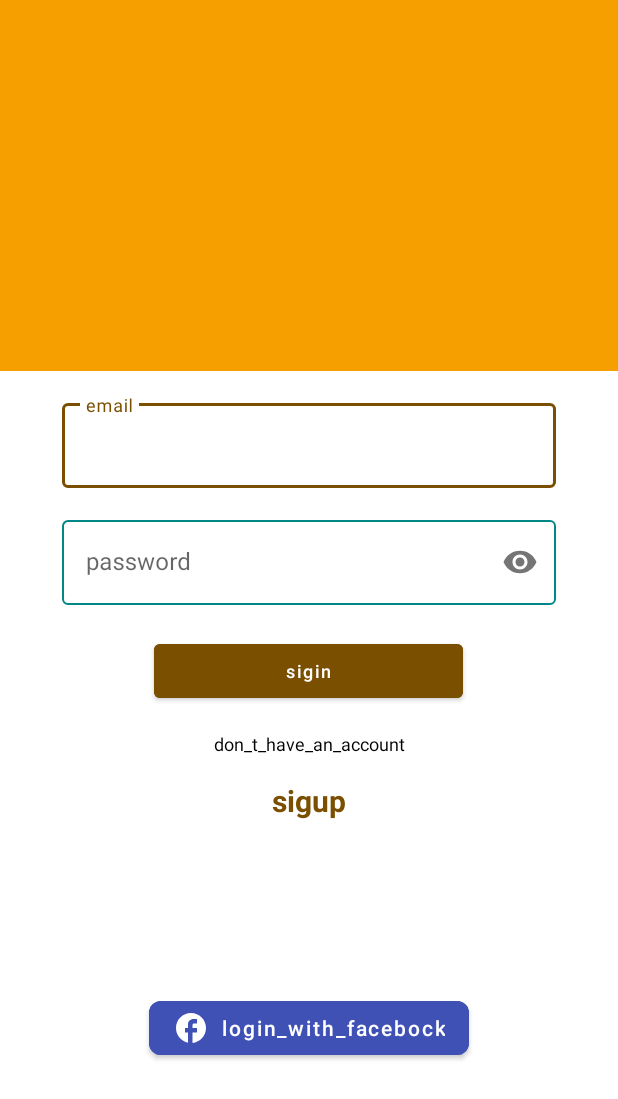
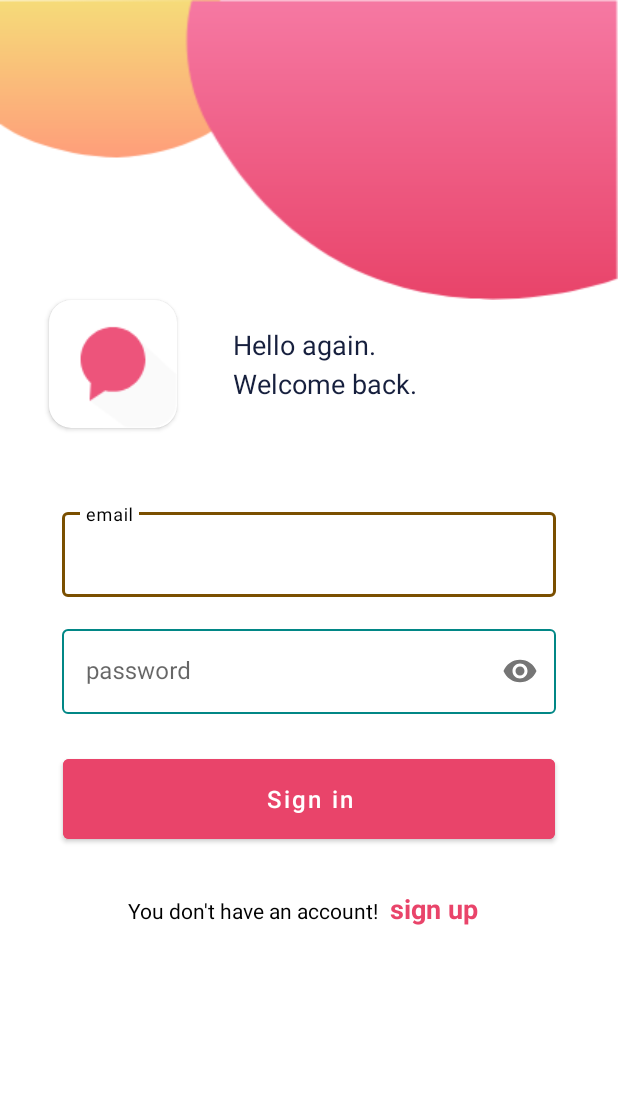
Before and after one commit to Ibrahim-Mushtaha/Video_Calling_jitsi, an Android app: the screen it shows after launch (MainActivity), on a phone screen of 412 x 824 dp. Shown: the top 1099 px of the screen. Run offline under Robolectric (Android 15) with nearby library versions, the phone set to English and light mode, and no system bars; our stand-ins replace Firebase (no records; nobody signed in at launch, a user with empty details on screens opened directly), data binding, navigation-ui.

Commit message:
update login ui

```diff
--- a/app/src/main/java/com/ix/ibrahim7/videocall/ui/fragment/SigInFragment.kt
+++ b/app/src/main/java/com/ix/ibrahim7/videocall/ui/fragment/SigInFragment.kt
@@ -1,6 +1,7 @@
 package com.ix.ibrahim7.videocall.ui.fragment
 
 import android.os.Bundle
+import android.text.TextUtils
 import android.view.LayoutInflater
 import android.view.View
 import android.view.ViewGroup
@@ -21,10 +22,7 @@ class SigInFragment : Fragment() {
     private lateinit var mBinding: FragmentSignInBinding
 
     private val viewModel by lazy {
-        ViewModelProvider(
-            requireActivity(),
-            ViewModelProvider.AndroidViewModelFactory.getInstance(requireActivity().application)
-        )[SignInAuthViewModel::class.java]
+        ViewModelProvider(this)[SignInAuthViewModel::class.java]
     }
 
 
@@ -33,9 +31,9 @@ class SigInFragment : Fragment() {
         container: ViewGroup?,
         savedInstanceState: Bundle?
     ): View {
-        mBinding = FragmentSignInBinding.inflate(inflater, container, false)
-            .apply { executePendingBindings() }
-
+        mBinding = FragmentSignInBinding.inflate(inflater, container, false).apply {
+            executePendingBindings()
+        }
         return mBinding.root
     }
 
@@ -43,21 +41,44 @@ class SigInFragment : Fragment() {
     override fun onViewCreated(view: View, savedInstanceState: Bundle?) {
         super.onViewCreated(view, savedInstanceState)
 
+        mBinding.apply {
 
-        mBinding.btnSignUp.setOnClickListener {
+           btnSignUp.setOnClickListener {
                 findNavController().navigate(
                     R.id.action_sigInFragment_to_signUpFragment
                 )
             }
             mBinding.btnSinIn.setOnClickListener {
-            val email = mBinding.txtEmail.text.toString()
-            val password = mBinding.txtPassword.text.toString()
+                val email = txtEmail.text.toString()
+                val password = txtPassword.text.toString()
+                when {
+                    TextUtils.isEmpty(txtEmail.text!!.toString()) -> {
+                        txtEmail.error =
+                            "Required field"
+                        txtEmail.requestFocus()
+                        return@setOnClickListener
+                    }
+                    TextUtils.isEmpty(txtPassword.text!!.toString()) -> {
+                        txtPassword.error =
+                            "Required field"
+                        txtPassword.requestFocus()
+                        return@setOnClickListener
+                    }
+                    else -> {
                         showDialog(requireActivity())
 
-            viewModel.signInWithEmailAndPassword(requireContext(),email = email, password = password)
+                        viewModel.signInWithEmailAndPassword(
+                            requireContext(),
+                            email = email,
+                            password = password
+                        )
+
+                    }
+                }
 
             }
 
+        }
         viewModel.getSignIn().observe(viewLifecycleOwner,Observer<Boolean>{
 
             val isSignI =
--- a/app/src/main/res/layout/fragment_sign_in.xml
+++ b/app/src/main/res/layout/fragment_sign_in.xml
@@ -9,30 +9,73 @@
 
     <androidx.constraintlayout.widget.ConstraintLayout
         android:layout_width="match_parent"
-        android:layout_height="match_parent">
+        android:layout_height="match_parent"
+        android:background="@color/white">
 
-        <View
+        <ImageView
             android:id="@+id/view"
             android:layout_width="match_parent"
             android:layout_height="0dp"
-            android:background="@color/colorOrange"
+            android:background="@drawable/ic_header"
+            android:scaleType="fitXY"
             app:layout_constraintEnd_toEndOf="parent"
-            app:layout_constraintHeight_percent="0.3"
             app:layout_constraintStart_toStartOf="parent"
             app:layout_constraintTop_toTopOf="parent" />
+
+
+        <androidx.cardview.widget.CardView
+            android:id="@+id/cardView"
+            android:layout_width="wrap_content"
+            android:layout_height="wrap_content"
+            android:background="@color/white"
+            android:backgroundTint="@color/white"
+            android:elevation="8dp"
+            app:cardCornerRadius="15sp"
+            app:layout_constraintEnd_toEndOf="parent"
+            app:layout_constraintHorizontal_bias="0.1"
+            app:layout_constraintStart_toStartOf="parent"
+            app:layout_constraintTop_toBottomOf="@+id/view">
+
+            <ImageView
+                android:layout_width="wrap_content"
+                android:layout_height="wrap_content"
+                android:adjustViewBounds="true"
+                android:src="@drawable/ic_blob"
+                app:layout_constraintBottom_toBottomOf="@+id/view"
+                app:layout_constraintEnd_toEndOf="parent"
+                app:layout_constraintHorizontal_bias="0.5"
+                app:layout_constraintStart_toStartOf="parent"
+                app:layout_constraintTop_toBottomOf="@+id/view" />
+        </androidx.cardview.widget.CardView>
+
+        <TextView
+            android:id="@+id/txt_welcome"
+            android:layout_width="wrap_content"
+            android:layout_height="wrap_content"
+            android:text="Hello again.\nWelcome back."
+            android:textAlignment="textStart"
+            android:lineSpacingMultiplier="1.2"
+            android:textColor="#161F3D"
+            android:textSize="18dp"
+            app:layout_constraintBottom_toBottomOf="@+id/cardView"
+            app:layout_constraintEnd_toEndOf="parent"
+            app:layout_constraintHorizontal_bias="0.536"
+            app:layout_constraintStart_toStartOf="parent"
+            app:layout_constraintTop_toTopOf="@+id/cardView" />
 
         <com.google.android.material.textfield.TextInputLayout
             android:id="@+id/textInputLayout"
             style="@style/Widget.MaterialComponents.TextInputLayout.OutlinedBox"
             android:layout_width="0dp"
             android:layout_height="wrap_content"
-            android:layout_marginTop="16dp"
+            android:layout_marginTop="68dp"
             android:hint="email"
             app:boxStrokeColor="@color/box_input_text_color"
-            app:hintTextColor="@color/box_input_text_color"
+            app:hintTextColor="@color/black"
             app:layout_constraintEnd_toEndOf="parent"
+            app:layout_constraintHorizontal_bias="0.5"
             app:layout_constraintStart_toStartOf="parent"
-            app:layout_constraintTop_toBottomOf="@+id/view"
+            app:layout_constraintTop_toBottomOf="@+id/txt_welcome"
             app:layout_constraintWidth_percent="0.8">
 
             <com.google.android.material.textfield.TextInputEditText
@@ -50,7 +93,7 @@
             android:layout_marginTop="16dp"
             android:hint="password"
             app:boxStrokeColor="@color/box_input_text_color"
-            app:hintTextColor="@color/box_input_text_color"
+            app:hintTextColor="@color/black"
             app:layout_constraintEnd_toEndOf="parent"
             app:layout_constraintStart_toStartOf="parent"
             app:layout_constraintTop_toBottomOf="@+id/textInputLayout"
@@ -66,48 +109,53 @@
 
         <com.google.android.material.button.MaterialButton
             android:id="@+id/btnSinIn"
-            android:layout_width="0dp"
-            android:layout_height="wrap_content"
-            android:layout_marginTop="20dp"
-            android:backgroundTint="@color/colorOrange_100"
-            android:text="sigin"
+            android:layout_width="match_parent"
+            android:layout_height="65dp"
+            android:layout_marginStart="42dp"
+            android:layout_marginTop="24sp"
+            android:layout_marginEnd="42dp"
+            android:backgroundTint="#E9446A"
+            android:text="Sign in"
             android:textAllCaps="false"
-            android:textSize="12sp"
-            app:boxStrokeColor="@color/box_input_text_color"
-            app:hintTextColor="@color/box_input_text_color"
-            app:layout_constraintEnd_toEndOf="parent"
+            android:textColor="@color/white"
+            android:textSize="16sp"
+            app:layout_constraintEnd_toEndOf="@+id/textInputLayout2"
             app:layout_constraintHorizontal_bias="0.497"
-            app:layout_constraintStart_toStartOf="parent"
+            app:layout_constraintStart_toStartOf="@+id/textInputLayout2"
             app:layout_constraintTop_toBottomOf="@+id/textInputLayout2"
             app:layout_constraintWidth_percent="0.5" />
 
-        <TextView
-            android:id="@+id/textView"
+
+        <RelativeLayout
             android:layout_width="wrap_content"
             android:layout_height="wrap_content"
-            android:layout_marginTop="16dp"
-            android:text="don_t_have_an_account"
-            android:textColor="@color/black"
-            android:textSize="12sp"
+            android:layout_marginTop="32dp"
             app:layout_constraintEnd_toEndOf="parent"
+            app:layout_constraintHorizontal_bias="0.5"
             app:layout_constraintStart_toStartOf="parent"
-            app:layout_constraintTop_toBottomOf="@+id/btnSinIn" />
+            app:layout_constraintTop_toBottomOf="@+id/btnSinIn">
 
-        <TextView
-            android:id="@+id/btnSignUp"
-            android:layout_width="wrap_content"
-            android:layout_height="wrap_content"
-            android:layout_marginTop="16dp"
-            android:paddingStart="16sp"
-            android:paddingEnd="16sp"
-            android:text="sigup"
-            android:textColor="@color/colorOrange_100"
-            android:textSize="20sp"
-            android:textStyle="bold"
-            app:layout_constraintEnd_toEndOf="parent"
-            app:layout_constraintStart_toStartOf="parent"
-            app:layout_constraintTop_toBottomOf="@+id/textView" />
+            <TextView
+                android:id="@+id/btnSignUp"
+                android:layout_width="wrap_content"
+                android:layout_height="wrap_content"
+                android:layout_alignBaseline="@id/textView"
+                android:layout_toEndOf="@id/textView"
+                android:paddingStart="8dp"
+                android:paddingEnd="8dp"
+                android:text="sign up"
+                android:textColor="#E9446A"
+                android:textSize="18dp"
+                android:textStyle="bold" />
 
+            <TextView
+                android:id="@+id/textView"
+                android:layout_width="wrap_content"
+                android:layout_height="wrap_content"
+                android:text="You don't have an account!"
+                android:textColor="@color/black"
+                android:textSize="14sp" />
+        </RelativeLayout>
 
         <com.google.android.material.button.MaterialButton
             android:id="@+id/login_button"
@@ -117,6 +165,7 @@
             android:backgroundTint="@color/blue_200"
             android:text="login_with_facebock"
             android:textAllCaps="false"
+            android:visibility="gone"
             app:cornerRadius="8dp"
             app:icon="@drawable/ic_baseline_facebook_24"
             app:layout_constraintBottom_toBottomOf="parent"
@@ -124,6 +173,12 @@
             app:layout_constraintStart_toStartOf="parent"
             app:layout_constraintTop_toBottomOf="@+id/btnSignUp" />
 
+        <androidx.constraintlayout.widget.Group
+            android:id="@+id/group2"
+            android:layout_width="wrap_content"
+            android:layout_height="wrap_content"
+            app:constraint_referenced_ids="btnSignUp,textView" />
+
 
     </androidx.constraintlayout.widget.ConstraintLayout>
 </layout>
```
Also changed, not shown: app/src/main/res/drawable/ic_blob.png (added), app/src/main/res/drawable/ic_header.png (added). Lines whose indentation alone changed are shown as unchanged.
